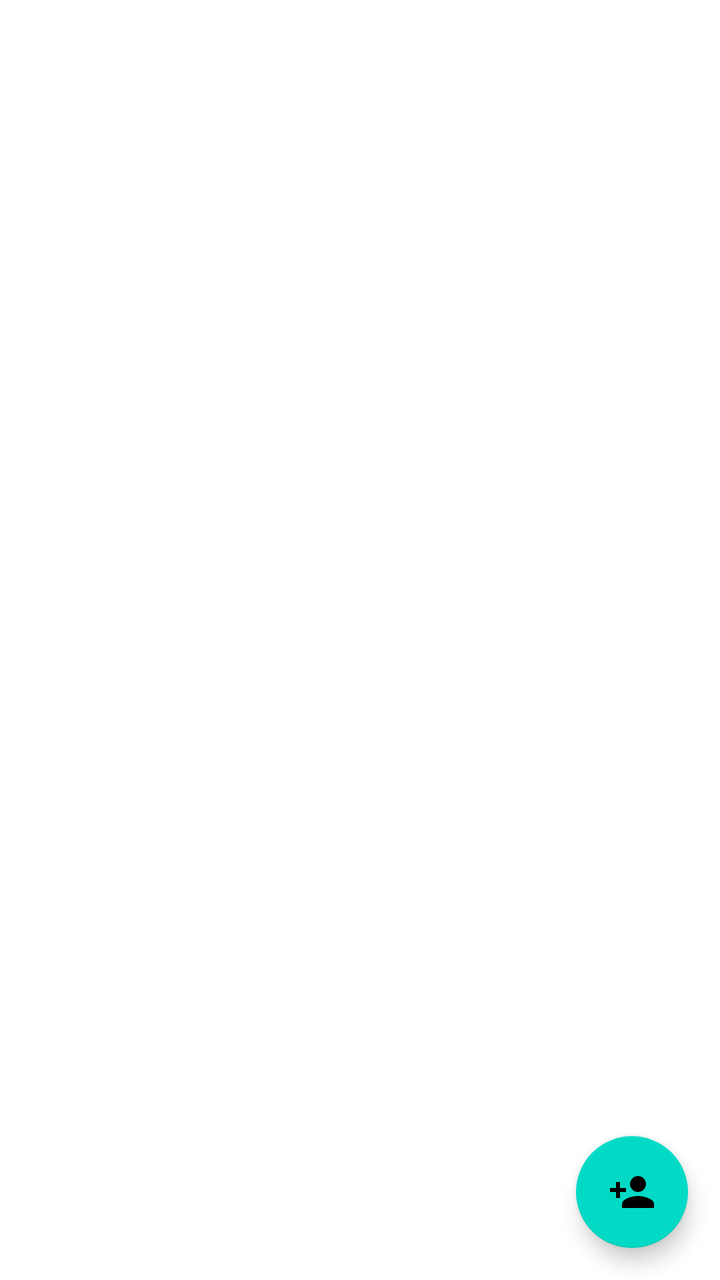
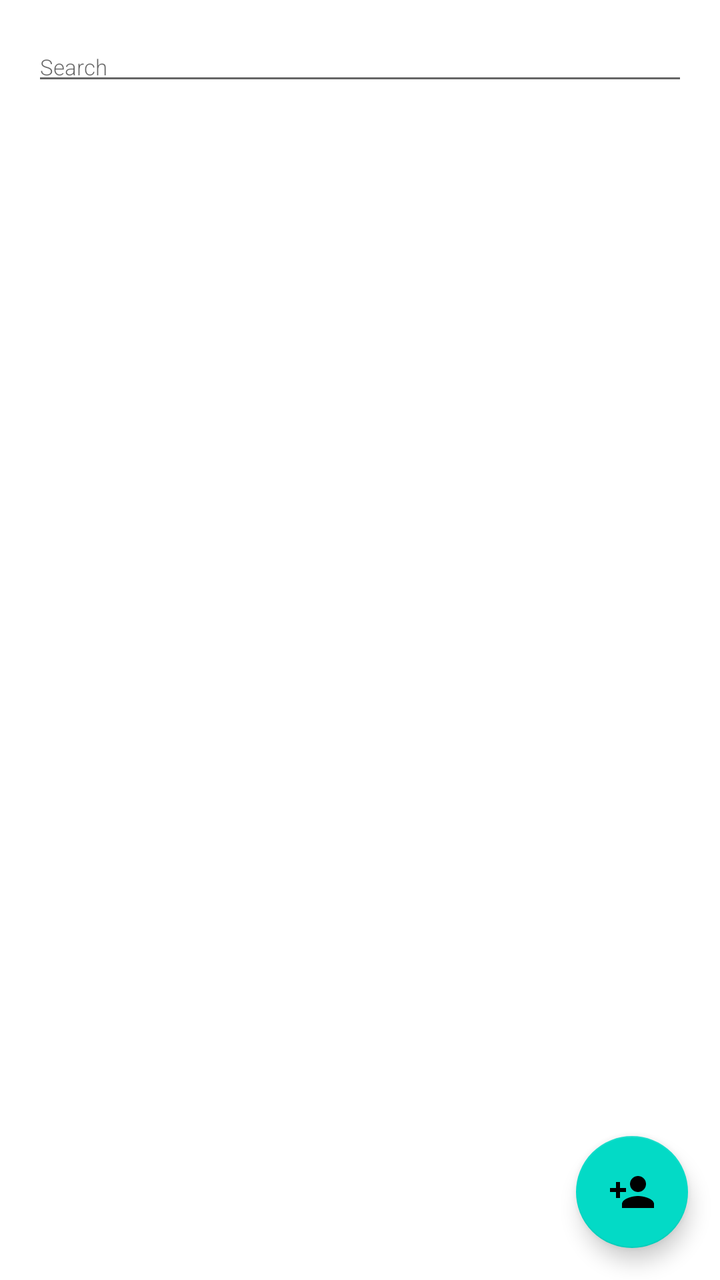

The first picture is an Android layout as it rendered before a commit; the second is the same layout after the commit. The layout source and the unified diff follow.
<!-- AndroidManifest.xml: application theme Theme.SurfingAttendance -->
<!-- res/layout/fragment_users.xml -->
<?xml version="1.0" encoding="utf-8"?>
<androidx.constraintlayout.widget.ConstraintLayout xmlns:android="http://schemas.android.com/apk/res/android"
    xmlns:app="http://schemas.android.com/apk/res-auto"
    xmlns:tools="http://schemas.android.com/tools"
    android:layout_width="match_parent"
    android:layout_height="match_parent"
    tools:context=".ui.users.UsersFragment">

    <androidx.recyclerview.widget.RecyclerView
        android:id="@+id/recyclerView_users"
        android:layout_width="0dp"
        android:layout_height="0dp"
        app:layout_constraintBottom_toBottomOf="parent"
        app:layout_constraintEnd_toEndOf="parent"
        app:layout_constraintHorizontal_bias="0.0"
        app:layout_constraintStart_toStartOf="parent"
        app:layout_constraintTop_toTopOf="parent" />

    <com.google.android.material.floatingactionbutton.FloatingActionButton
        android:id="@+id/button_add_user"
        app:layout_constraintBottom_toBottomOf="parent"
        app:layout_constraintEnd_toEndOf="parent"
        android:layout_width="wrap_content"
        android:layout_height="wrap_content"
        android:layout_margin="16dp"
        android:src="@drawable/ic_baseline_person_add_24"
        android:contentDescription="@string/button_add_user"/>

</androidx.constraintlayout.widget.ConstraintLayout>
<!-- resources referenced by this layout -->
<resources>
  <!-- drawable ic_baseline_person_add_24 (drawable) -->
  <vector android:height="24dp" android:tint="#FFFFFF"
      android:viewportHeight="24" android:viewportWidth="24"
      android:width="24dp" xmlns:android="http://schemas.android.com/apk/res/android">
      <path android:fillColor="@android:color/white" android:pathData="M15,12c2.21,0 4,-1.79 4,-4s-1.79,-4 -4,-4 -4,1.79 -4,4 1.79,4 4,4zM6,10L6,7L4,7v3L1,10v2h3v3h2v-3h3v-2L6,10zM15,14c-2.67,0 -8,1.34 -8,4v2h16v-2c0,-2.66 -5.33,-4 -8,-4z"/>
  </vector>
  <string name="button_add_user">Add User</string>
  <style name="Theme.SurfingAttendance" parent="Theme.MaterialComponents.DayNight.DarkActionBar">
  
      </style>
</resources>

<!-- the commit's change to res/layout/fragment_users.xml (unified diff, before → after) -->
@@ -5,6 +5,22 @@
     android:layout_width="match_parent"
     android:layout_height="match_parent"
     tools:context=".ui.users.UsersFragment">
+
+    <EditText
+        android:id="@+id/editText_list_user_search"
+        android:layout_width="match_parent"
+        android:layout_height="wrap_content"
+        android:layout_margin="16dp"
+        android:layout_marginStart="87dp"
+        android:fontFamily="sans-serif-light"
+        android:hint="@string/editText_user_search"
+        android:autofillHints="name"
+        android:inputType="text"
+        android:textSize="11sp"
+        app:layout_constraintBottom_toTopOf="@+id/recyclerView_users"
+        app:layout_constraintEnd_toStartOf="parent"
+        app:layout_constraintStart_toStartOf="parent"
+        app:layout_constraintTop_toTopOf="parent" />
 
     <androidx.recyclerview.widget.RecyclerView
         android:id="@+id/recyclerView_users"
@@ -14,7 +30,7 @@
         app:layout_constraintEnd_toEndOf="parent"
         app:layout_constraintHorizontal_bias="0.0"
         app:layout_constraintStart_toStartOf="parent"
-        app:layout_constraintTop_toTopOf="parent" />
+        app:layout_constraintTop_toBottomOf="@id/editText_list_user_search" />
 
     <com.google.android.material.floatingactionbutton.FloatingActionButton
         android:id="@+id/button_add_user"
<!-- resource entries referenced after the edit -->
@@ -7,6 +7,7 @@
       <path android:fillColor="@android:color/white" android:pathData="M15,12c2.21,0 4,-1.79 4,-4s-1.79,-4 -4,-4 -4,1.79 -4,4 1.79,4 4,4zM6,10L6,7L4,7v3L1,10v2h3v3h2v-3h3v-2L6,10zM15,14c-2.67,0 -8,1.34 -8,4v2h16v-2c0,-2.66 -5.33,-4 -8,-4z"/>
   </vector>
   <string name="button_add_user">Add User</string>
+  <string name="editText_user_search">Search</string>
   <style name="Theme.SurfingAttendance" parent="Theme.MaterialComponents.DayNight.DarkActionBar">
   
       </style>
